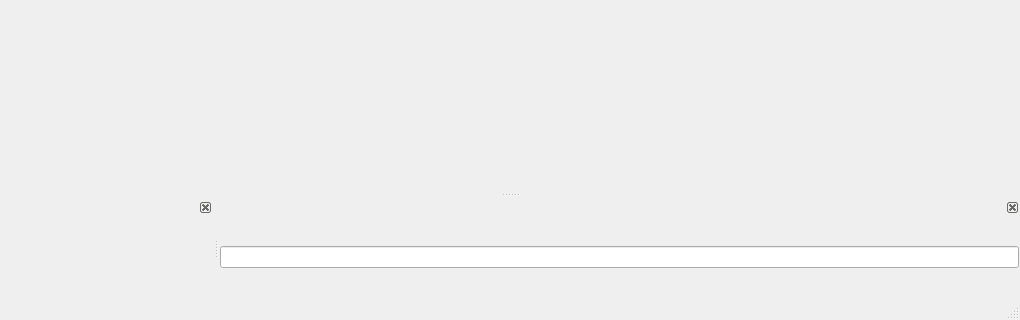
TrickPlay/Trickplay, file tools/debug/UI/MainWindow.ui: the form before one commit; both pictures show x 0 to 1020 and y 424 to 744 of the 1020 by 744 pixel window.
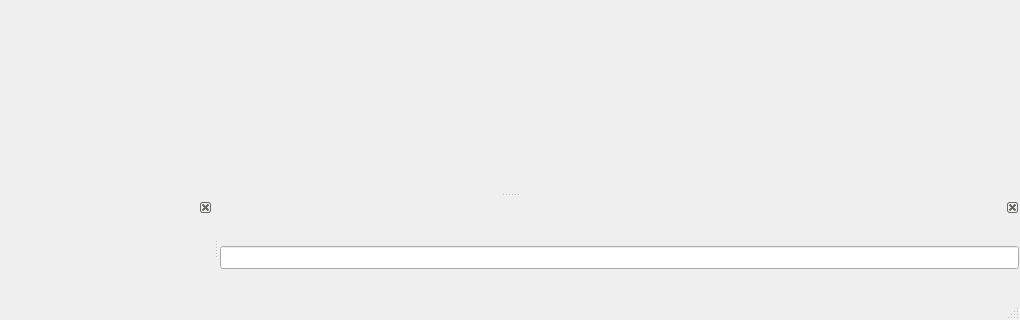
The form after the commit.

What changed in the file:
```diff
--- a/tools/debug/UI/MainWindow.ui
+++ b/tools/debug/UI/MainWindow.ui
@@ -345,6 +345,12 @@
      </item>
      <item row="2" column="0">
       <widget class="QLineEdit" name="interactive">
+       <property name="font">
+        <font>
+         <family>Monospace</family>
+         <pointsize>10</pointsize>
+        </font>
+       </property>
        <property name="text">
         <string/>
        </property>
```
Left out of the diff: 29 changed lines with no effect on the pictures.
